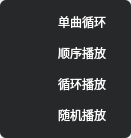
The window that VideoPlayer/videomodels/PlayOrderForm.ui (huizhang556/pc-video-player) describes before a commit, drawn with Qt 5.
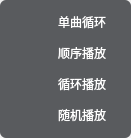
The same window after the commit. Icons and pictures are not drawn.

```diff
--- a/VideoPlayer/videomodels/PlayOrderForm.ui
+++ b/VideoPlayer/videomodels/PlayOrderForm.ui
@@ -47,7 +47,10 @@
    <item>
     <widget class="QWidget" name="widget_grid" native="true">
      <property name="styleSheet">
-      <string notr="true">background-color: #262829;</string>
+      <string notr="true">#widget_grid
+{
+background-color: rgba(24, 27, 31,0.7);
+}</string>
      </property>
      <layout class="QGridLayout" name="gridLayout">
       <property name="horizontalSpacing">
```
